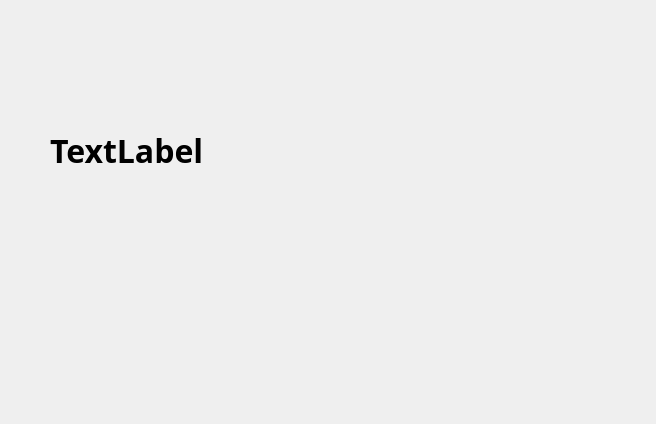
papasmf1/python251201, file DemoForm.ui: the form before one commit.
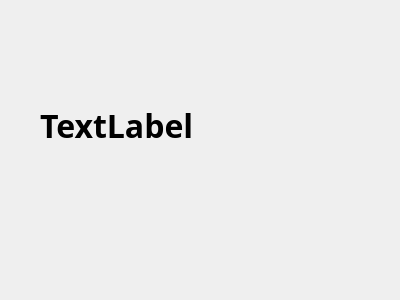
The form after the commit.

```diff
--- a/DemoForm.ui
+++ b/DemoForm.ui
@@ -6,8 +6,8 @@
    <rect>
     <x>0</x>
     <y>0</y>
-    <width>656</width>
-    <height>424</height>
+    <width>400</width>
+    <height>300</height>
    </rect>
   </property>
   <property name="windowTitle">
@@ -16,10 +16,10 @@
   <widget class="QLabel" name="label">
    <property name="geometry">
     <rect>
-     <x>50</x>
-     <y>80</y>
-     <width>381</width>
-     <height>141</height>
+     <x>40</x>
+     <y>90</y>
+     <width>271</width>
+     <height>71</height>
     </rect>
    </property>
    <property name="font">
```
